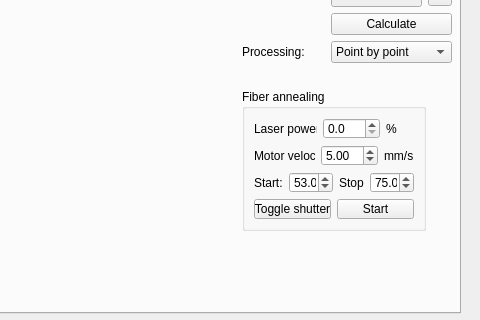
The window that ui/IM.ui (al509/LabSoft) describes before a commit, drawn with Qt 5; both pictures show x 320 to 800 and y 127 to 447 of the 800 by 600 pixel window.
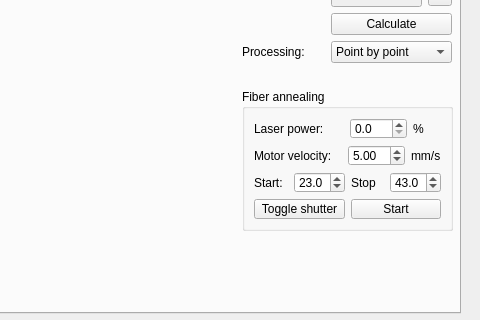
The same window after the commit.

```diff
--- a/ui/IM.ui
+++ b/ui/IM.ui
@@ -358,7 +358,7 @@
        <rect>
         <x>320</x>
         <y>150</y>
-        <width>184</width>
+        <width>211</width>
         <height>142</height>
        </rect>
       </property>
@@ -446,16 +446,16 @@
             <number>1</number>
            </property>
            <property name="minimum">
-            <double>51.000000000000000</double>
+            <double>22.000000000000000</double>
            </property>
            <property name="maximum">
-            <double>77.000000000000000</double>
+            <double>44.000000000000000</double>
            </property>
            <property name="singleStep">
             <double>0.100000000000000</double>
            </property>
            <property name="value">
-            <double>53.000000000000000</double>
+            <double>23.000000000000000</double>
            </property>
           </widget>
          </item>
@@ -472,16 +472,16 @@
             <number>1</number>
            </property>
            <property name="minimum">
-            <double>51.000000000000000</double>
+            <double>22.000000000000000</double>
            </property>
            <property name="maximum">
-            <double>77.000000000000000</double>
+            <double>44.000000000000000</double>
            </property>
            <property name="singleStep">
             <double>0.100000000000000</double>
            </property>
            <property name="value">
-            <double>75.000000000000000</double>
+            <double>43.000000000000000</double>
            </property>
           </widget>
          </item>
```
Left out of the diff: 2 changed lines with no effect on the pictures.
